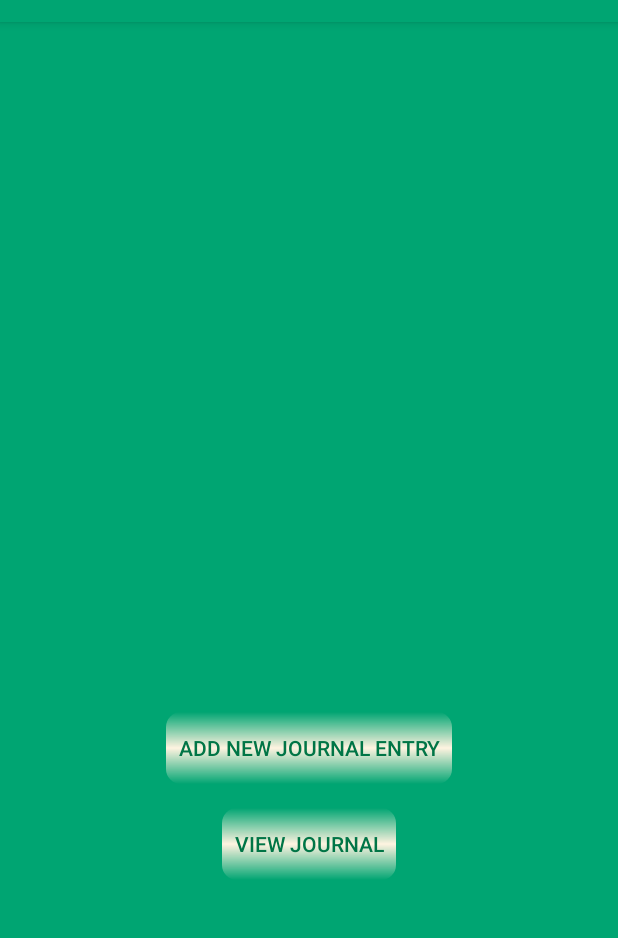
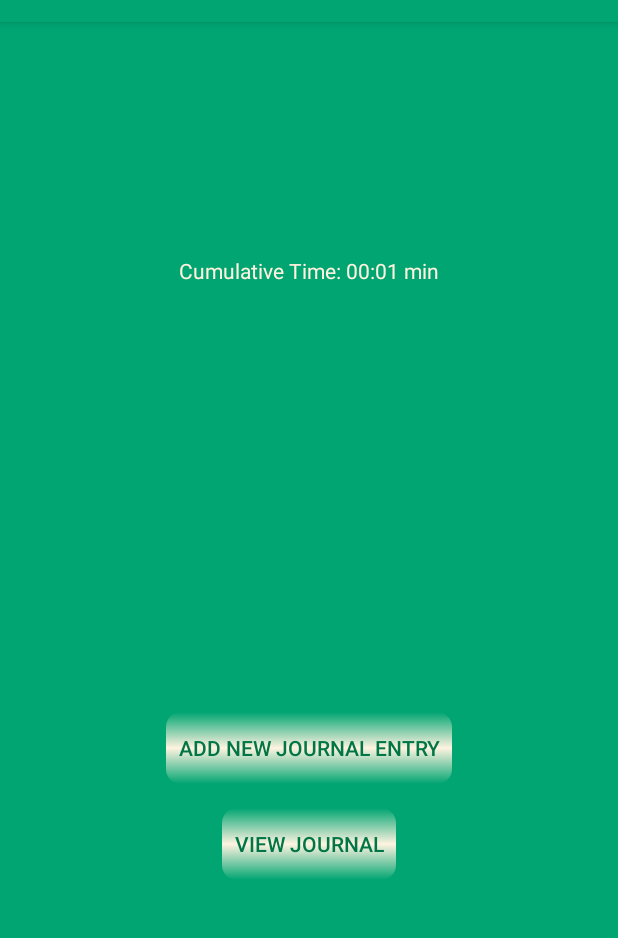
Before and after one commit to hpols/MedJour, an Android app: the fragment ReviewFragment placed in its activity, after a tap on an icon or button, on a phone screen of 412 x 824 dp, the part 62-1000 px from its top. Run offline under Robolectric (Android 15) with nearby library versions, the phone set to English and light mode, and no system bars; our stand-ins replace ButterKnife, Room's generated code, Timber, data binding; libraries missing offline, so code that uses them is left out: com.facebook.stetho; 5 statements that could not run were skipped.

Commit message:
Displaying accumulative time in overview Activity
Added logic to display accumulative time from the entire journal, or if
nothing has been logged yet a message instructing how to start logging.

```diff
--- a/app/build.gradle
+++ b/app/build.gradle
@@ -54,4 +54,7 @@ dependencies {
     annotationProcessor "android.arch.lifecycle:compiler:$aac_version"
     annotationProcessor "android.arch.persistence.room:compiler:$aac_version"
     testImplementation "android.arch.persistence.room:testing:$aac_version" // Test helpers
+
+    //debug helper
+    implementation 'com.facebook.stetho:stetho:1.5.0'
 }
--- a/app/src/main/java/com/example/android/medjour/model/JournalDao.java
+++ b/app/src/main/java/com/example/android/medjour/model/JournalDao.java
@@ -16,6 +16,15 @@ public interface JournalDao {
     @Query("SELECT * FROM journal")
     LiveData<List<JournalEntry>> getAllEntries();
 
+    @Query("SELECT SUM(prepTime) FROM journal")
+    long getTotalPrep();
+
+    @Query("SELECT SUM(medTime) FROM journal")
+    long getTotalMed();
+
+    @Query("SELECT SUM(revTime) FROM journal")
+    long getTotalRev();
+
     @Insert
     void createEntry (JournalEntry journalEntry);
 
--- a/app/src/main/java/com/example/android/medjour/model/JournalEntry.java
+++ b/app/src/main/java/com/example/android/medjour/model/JournalEntry.java
@@ -1,5 +1,6 @@
 package com.example.android.medjour.model;
 
+import android.arch.persistence.room.ColumnInfo;
 import android.arch.persistence.room.Entity;
 import android.arch.persistence.room.Ignore;
 import android.arch.persistence.room.PrimaryKey;
@@ -9,11 +10,18 @@ import java.util.Date;
 @Entity(tableName = "journal")
 public class JournalEntry {
 
+    public final static String PREP_TIME = "prepTime";
+    public final static String MED_TIME = "medTime";
+    public final static String REV_TIME = "revTime";
+
     @PrimaryKey(autoGenerate = true)
     private int id;
     private Date date;
+    @ColumnInfo(name = PREP_TIME)
     private long prepTime;
+    @ColumnInfo(name = MED_TIME)
     private long medTime;
+    @ColumnInfo(name = REV_TIME)
     private long revTime;
     private String assessment;
 
--- a/app/src/main/java/com/example/android/medjour/ui/OverviewActivity.java
+++ b/app/src/main/java/com/example/android/medjour/ui/OverviewActivity.java
@@ -6,17 +6,34 @@ import android.os.Bundle;
 import android.support.v7.app.AppCompatActivity;
 import android.view.View;
 
+import com.example.android.medjour.BuildConfig;
 import com.example.android.medjour.R;
 import com.example.android.medjour.databinding.ActivityOverviewBinding;
+import com.example.android.medjour.model.EntryExecutor;
+import com.example.android.medjour.model.JournalDb;
+import com.example.android.medjour.utils.UiUtils;
+import com.facebook.stetho.Stetho;
+
+import timber.log.Timber;
 
 public class OverviewActivity extends AppCompatActivity {
 
     ActivityOverviewBinding overviewBinder;
+    JournalDb dB;
 
     @Override
     protected void onCreate(Bundle savedInstanceState) {
         super.onCreate(savedInstanceState);
         overviewBinder = DataBindingUtil.setContentView(this, R.layout.activity_overview);
+
+        //integrating stetho for debugging
+        Stetho.initializeWithDefaults(this);
+
+        if (BuildConfig.DEBUG) {
+            Timber.plant(new Timber.DebugTree());
+        }
+
+        dB = JournalDb.getInstance(getApplicationContext());
 
         overviewBinder.mainJournalBt.setOnClickListener(new View.OnClickListener() {
             @Override
@@ -35,5 +52,30 @@ public class OverviewActivity extends AppCompatActivity {
                 startActivity(newEntryIntent);
             }
         });
+
+        EntryExecutor.getInstance().diskIO().execute(new Runnable() {
+            @Override
+            public void run() {
+                long prepTime = dB.journalDao().getTotalPrep();
+                Timber.v("prep: " + prepTime);
+                long medTime = dB.journalDao().getTotalMed();
+                Timber.v("med: " + medTime);
+                long revTime = dB.journalDao().getTotalRev();
+                Timber.v("rev: " + revTime);
+
+                long cumulativeTime = prepTime + medTime + revTime;
+
+                String cumulativeTV = null;
+                if (cumulativeTime == 0) {
+                    cumulativeTV= getString(R.string.overview_no_entries);
+                } else {
+                    cumulativeTV = "Cumulative Time: " + UiUtils.toMinutes(cumulativeTime);
+                }
+
+
+                overviewBinder.mainCumulativeTv.setText(cumulativeTV);
+            }
+        });
+
     }
 }
--- a/app/src/main/java/com/example/android/medjour/ui/journaling/ReviewFragment.java
+++ b/app/src/main/java/com/example/android/medjour/ui/journaling/ReviewFragment.java
@@ -21,7 +21,6 @@ import com.example.android.medjour.utils.UiUtils;
 
 import java.text.DateFormat;
 import java.util.Date;
-import java.util.concurrent.TimeUnit;
 
 /**
  * A simple {@link Fragment} subclass.
@@ -34,8 +33,7 @@ public class ReviewFragment extends Fragment {
     JournalDao journalDao;
     JournalDb dB;
 
-    long prepTime;
-    long medTime;
+    long startReviewTime;
     long reviewTime;
 
 
@@ -50,6 +48,8 @@ public class ReviewFragment extends Fragment {
         reviewBinding = DataBindingUtil.inflate(inflater, R.layout.fragment_review, container,
                 false);
         View root = reviewBinding.getRoot();
+
+        startReviewTime = System.currentTimeMillis();
 
         dB = JournalDb.getInstance(getActivity().getApplicationContext());
 
@@ -66,8 +66,8 @@ public class ReviewFragment extends Fragment {
         String dateDisplay= DateFormat.getDateInstance().format(date);
         reviewBinding.reviewDateTv.setText(dateDisplay);
 
-        reviewBinding.reviewPrepTv.setText(toMinutes(NewEntryActivity.getPreparationTime()));
-        reviewBinding.reviewMedTv.setText(toMinutes(NewEntryActivity.getMeditationTime()));
+        reviewBinding.reviewPrepTv.setText(UiUtils.toMinutes(NewEntryActivity.getPreparationTime()));
+        reviewBinding.reviewMedTv.setText(UiUtils.toMinutes(NewEntryActivity.getMeditationTime()));
 
         reviewBinding.reviewSaveFab.setOnClickListener(new View.OnClickListener() {
             @Override
@@ -83,6 +83,7 @@ public class ReviewFragment extends Fragment {
 
     private void writeToDb() {
         String assessment = reviewBinding.reviewAssessmentEt.getText().toString().trim();
+        reviewTime = System.currentTimeMillis() - startReviewTime;
         journalEntry = new JournalEntry(date, NewEntryActivity.getPreparationTime(),
                 NewEntryActivity.getMeditationTime(), reviewTime, assessment);
 
@@ -97,8 +98,4 @@ public class ReviewFragment extends Fragment {
         });
 
     }
-
-    private String toMinutes(long timeInMillis) {
-        return String.valueOf(TimeUnit.MILLISECONDS.toMinutes(timeInMillis)) + " min";
-    }
 }
--- a/app/src/main/java/com/example/android/medjour/utils/UiUtils.java
+++ b/app/src/main/java/com/example/android/medjour/utils/UiUtils.java
@@ -2,23 +2,27 @@ package com.example.android.medjour.utils;
 
 import android.animation.ArgbEvaluator;
 import android.animation.ObjectAnimator;
+import android.text.format.DateUtils;
 import android.view.View;
 
 import java.util.concurrent.TimeUnit;
 
 public class UiUtils {
+    static int MAX_PREP_MINS = 5; //minutes
+    static long MAX_PREP_TIME = TimeUnit.MINUTES.toMillis(MAX_PREP_MINS);
 
     public static void changeBackground(View root, int startColor, int endColor) {
-        int MAX_MINS = 5; //minutes
-        long MAX_TIME = TimeUnit.MINUTES.toMillis(MAX_MINS);
 
         ObjectAnimator colorFade = ObjectAnimator.ofObject(root, "backgroundColor",
                 new ArgbEvaluator(), startColor, endColor);
-        colorFade.setDuration(MAX_TIME);
+        colorFade.setDuration(MAX_PREP_TIME);
         colorFade.start();
     }
 
-    public static void getTimeStamp(long startTime) {
-        startTime = System.currentTimeMillis();
+    public static String toMinutes(long timeInMillis) {
+
+        long time = TimeUnit.MILLISECONDS.toSeconds(timeInMillis);
+
+        return DateUtils.formatElapsedTime(time) + " min";
     }
 }
--- a/app/src/main/res/values/strings.xml
+++ b/app/src/main/res/values/strings.xml
@@ -43,4 +43,5 @@
     <string name="journal_prep_label">Prep:</string>
     <string name="journal_med_label">Med:</string>
     <string name="journal_rev_label">Rev:</string>
+    <string name="overview_no_entries">You have not written any journal entries so far. Start by hitting \"Add new entry \".</string>
 </resources>
```
